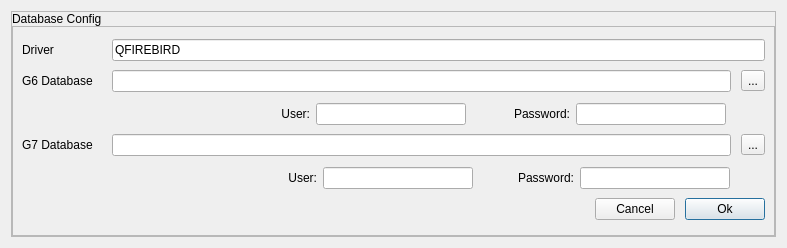
Old version of the form src/RSDatabaseConfig.ui in the repository stslu/rex.
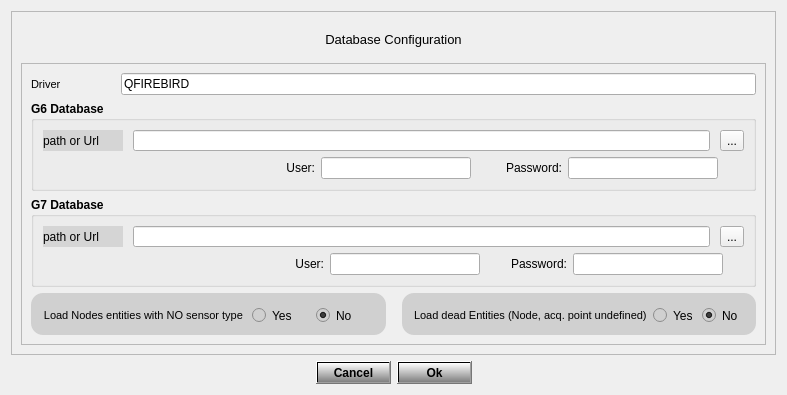
New version of the form.

Commit message: SGP-1062_RexNodes : It is now possible to skip nodes with no ast_type. And also skip dead points (no ap_code or nd_code)

```diff
--- a/src/RSDatabaseConfig.ui
+++ b/src/RSDatabaseConfig.ui
@@ -7,19 +7,19 @@
     <x>0</x>
     <y>0</y>
     <width>787</width>
-    <height>248</height>
+    <height>395</height>
    </rect>
   </property>
   <property name="minimumSize">
    <size>
     <width>787</width>
-    <height>0</height>
+    <height>395</height>
    </size>
   </property>
   <property name="maximumSize">
    <size>
-    <width>16777215</width>
-    <height>248</height>
+    <width>787</width>
+    <height>395</height>
    </size>
   </property>
   <property name="windowTitle">
@@ -30,10 +30,14 @@
 background-color: qlineargradient(x1: 0, y1: 0, x2: 0, y2: 1, stop: 0 white, stop: 1 grey);
 color: black;
 font-weight: bold;
-}font: 9pt;</string>
+}font: 9pt;
+
+QLabel{
+font:  8pt
+}</string>
   </property>
-  <layout class="QGridLayout" name="gridLayout">
-   <item row="0" column="0">
+  <layout class="QVBoxLayout" name="verticalLayout_6">
+   <item>
     <widget class="QFrame" name="m_border">
      <property name="frameShape">
       <enum>QFrame::StyledPanel</enum>
@@ -41,26 +45,25 @@
      <property name="frameShadow">
       <enum>QFrame::Raised</enum>
      </property>
-     <layout class="QGridLayout" name="gridLayout_2" rowstretch="0,1">
-      <property name="leftMargin">
-       <number>0</number>
-      </property>
-      <property name="topMargin">
-       <number>0</number>
-      </property>
-      <property name="rightMargin">
-       <number>0</number>
-      </property>
-      <property name="bottomMargin">
-       <number>0</number>
-      </property>
-      <property name="spacing">
-       <number>0</number>
-      </property>
+     <layout class="QGridLayout" name="gridLayout">
       <item row="0" column="0">
        <widget class="QLabel" name="m_title">
+        <property name="font">
+         <font>
+          <pointsize>10</pointsize>
+          <weight>9</weight>
+          <italic>false</italic>
+          <bold>false</bold>
+         </font>
+        </property>
+        <property name="styleSheet">
+         <string notr="true">font: 75 10pt</string>
+        </property>
         <property name="text">
-         <string>Database Config</string>
+         <string>Database Configuration</string>
+        </property>
+        <property name="alignment">
+         <set>Qt::AlignCenter</set>
         </property>
        </widget>
       </item>
@@ -92,6 +95,9 @@
                <height>16777215</height>
               </size>
              </property>
+             <property name="styleSheet">
+              <string notr="true">font: 75 8pt</string>
+             </property>
              <property name="text">
               <string>Driver</string>
              </property>
@@ -99,6 +105,12 @@
            </item>
            <item>
             <widget class="QLineEdit" name="lineEdit">
+             <property name="minimumSize">
+              <size>
+               <width>0</width>
+               <height>20</height>
+              </size>
+             </property>
              <property name="text">
               <string>QFIREBIRD</string>
              </property>
@@ -110,6 +122,16 @@
           </layout>
          </item>
          <item>
+          <widget class="QGroupBox" name="groupBox_4">
+           <property name="font">
+            <font>
+             <weight>75</weight>
+             <bold>true</bold>
+            </font>
+           </property>
+           <property name="title">
+            <string>G6 Database</string>
+           </property>
           <layout class="QVBoxLayout" name="verticalLayout_2">
            <item>
             <layout class="QHBoxLayout" name="horizontalLayout_2">
@@ -121,7 +143,7 @@
                <property name="minimumSize">
                 <size>
                  <width>80</width>
-                 <height>0</height>
+                  <height>20</height>
                 </size>
                </property>
                <property name="maximumSize">
@@ -130,8 +152,11 @@
                  <height>16777215</height>
                 </size>
                </property>
+                <property name="styleSheet">
+                 <string notr="true">background-color: rgb(213, 213, 213);</string>
+                </property>
                <property name="text">
-                <string>G6 Database </string>
+                 <string>path or Url</string>
                </property>
               </widget>
              </item>
@@ -140,13 +165,19 @@
                <property name="minimumSize">
                 <size>
                  <width>100</width>
-                 <height>0</height>
+                  <height>20</height>
                 </size>
                </property>
               </widget>
              </item>
              <item>
               <widget class="QToolButton" name="m_g6DatabaseButton">
+                <property name="minimumSize">
+                 <size>
+                  <width>0</width>
+                  <height>20</height>
+                 </size>
+                </property>
                <property name="cursor">
                 <cursorShape>PointingHandCursor</cursorShape>
                </property>
@@ -157,22 +188,6 @@
              </item>
             </layout>
            </item>
-           <item>
-            <spacer name="verticalSpacer">
-             <property name="orientation">
-              <enum>Qt::Vertical</enum>
-             </property>
-             <property name="sizeType">
-              <enum>QSizePolicy::Fixed</enum>
-             </property>
-             <property name="sizeHint" stdset="0">
-              <size>
-               <width>20</width>
-               <height>5</height>
-              </size>
-             </property>
-            </spacer>
-           </item>
            <item>
             <layout class="QHBoxLayout" name="horizontalLayout_10">
              <item>
@@ -185,8 +200,8 @@
                </property>
                <property name="sizeHint" stdset="0">
                 <size>
-                 <width>200</width>
-                 <height>20</height>
+                  <width>197</width>
+                  <height>14</height>
                 </size>
                </property>
               </spacer>
@@ -220,7 +235,7 @@
                  <property name="minimumSize">
                   <size>
                    <width>150</width>
-                   <height>0</height>
+                    <height>20</height>
                   </size>
                  </property>
                  <property name="maximumSize">
@@ -262,7 +277,7 @@
                  <property name="minimumSize">
                   <size>
                    <width>150</width>
-                   <height>0</height>
+                    <height>20</height>
                   </size>
                  </property>
                  <property name="maximumSize">
@@ -278,8 +293,19 @@
             </layout>
            </item>
           </layout>
+          </widget>
          </item>
          <item>
+          <widget class="QGroupBox" name="groupBox_3">
+           <property name="font">
+            <font>
+             <weight>75</weight>
+             <bold>true</bold>
+            </font>
+           </property>
+           <property name="title">
+            <string>G7 Database</string>
+           </property>
           <layout class="QVBoxLayout" name="verticalLayout">
            <item>
             <layout class="QHBoxLayout" name="horizontalLayout_3">
@@ -291,7 +317,7 @@
                <property name="minimumSize">
                 <size>
                  <width>80</width>
-                 <height>0</height>
+                  <height>20</height>
                 </size>
                </property>
                <property name="maximumSize">
@@ -300,16 +326,32 @@
                  <height>16777215</height>
                 </size>
                </property>
+                <property name="styleSheet">
+                 <string notr="true">background-color: rgb(213, 213, 213);</string>
+                </property>
                <property name="text">
-                <string>G7 Database</string>
+                 <string>path or Url</string>
                </property>
               </widget>
              </item>
              <item>
-              <widget class="QLineEdit" name="m_g7DatabaseEdit"/>
+               <widget class="QLineEdit" name="m_g7DatabaseEdit">
+                <property name="minimumSize">
+                 <size>
+                  <width>0</width>
+                  <height>20</height>
+                 </size>
+                </property>
+               </widget>
              </item>
              <item>
               <widget class="QToolButton" name="m_g7DatabaseButton">
+                <property name="minimumSize">
+                 <size>
+                  <width>0</width>
+                  <height>20</height>
+                 </size>
+                </property>
                <property name="cursor">
                 <cursorShape>PointingHandCursor</cursorShape>
                </property>
@@ -320,22 +362,6 @@
              </item>
             </layout>
            </item>
-           <item>
-            <spacer name="verticalSpacer_2">
-             <property name="orientation">
-              <enum>Qt::Vertical</enum>
-             </property>
-             <property name="sizeType">
-              <enum>QSizePolicy::Fixed</enum>
-             </property>
-             <property name="sizeHint" stdset="0">
-              <size>
-               <width>20</width>
-               <height>5</height>
-              </size>
-             </property>
-            </spacer>
-           </item>
            <item>
             <layout class="QHBoxLayout" name="horizontalLayout_8">
              <item>
@@ -361,7 +387,7 @@
                  <property name="minimumSize">
                   <size>
                    <width>50</width>
-                   <height>0</height>
+                    <height>20</height>
                   </size>
                  </property>
                  <property name="maximumSize">
@@ -383,7 +409,7 @@
                  <property name="minimumSize">
                   <size>
                    <width>150</width>
-                   <height>0</height>
+                    <height>20</height>
                   </size>
                  </property>
                  <property name="maximumSize">
@@ -403,7 +429,7 @@
                  <property name="minimumSize">
                   <size>
                    <width>50</width>
-                   <height>0</height>
+                    <height>20</height>
                   </size>
                  </property>
                  <property name="maximumSize">
@@ -425,7 +451,7 @@
                  <property name="minimumSize">
                   <size>
                    <width>150</width>
-                   <height>0</height>
+                    <height>20</height>
                   </size>
                  </property>
                  <property name="maximumSize">
@@ -441,25 +467,187 @@
             </layout>
            </item>
           </layout>
+          </widget>
+         </item>
+         <item>
+          <layout class="QHBoxLayout" name="horizontalLayout_13">
+           <item>
+            <widget class="QGroupBox" name="groupBox">
+             <property name="font">
+              <font>
+               <weight>75</weight>
+               <bold>true</bold>
+              </font>
+             </property>
+             <property name="styleSheet">
+              <string notr="true">background-color: rgb(208, 208, 208);
+border-radius:12px</string>
+             </property>
+             <property name="title">
+              <string/>
+             </property>
+             <property name="flat">
+              <bool>false</bool>
+             </property>
+             <layout class="QHBoxLayout" name="horizontalLayout_12">
+              <item>
+               <widget class="QLabel" name="label_4">
+                <property name="styleSheet">
+                 <string notr="true">font: 75 8pt</string>
+                </property>
+                <property name="text">
+                 <string>Load Nodes entities with NO sensor type </string>
+                </property>
+                <property name="textFormat">
+                 <enum>Qt::AutoText</enum>
+                </property>
+                <property name="scaledContents">
+                 <bool>true</bool>
+                </property>
+                <property name="alignment">
+                 <set>Qt::AlignRight|Qt::AlignTrailing|Qt::AlignVCenter</set>
+                </property>
+               </widget>
+              </item>
+              <item>
+               <widget class="QRadioButton" name="loadNodeWithNoAstYes">
+                <property name="text">
+                 <string>Yes</string>
+                </property>
+                <property name="checked">
+                 <bool>false</bool>
+                </property>
+                <attribute name="buttonGroup">
+                 <string notr="true">buttonGroup</string>
+                </attribute>
+               </widget>
+              </item>
+              <item>
+               <widget class="QRadioButton" name="loadNodeWithNoAstNo">
+                <property name="text">
+                 <string>No</string>
+                </property>
+                <property name="checked">
+                 <bool>true</bool>
+                </property>
+                <attribute name="buttonGroup">
+                 <string notr="true">buttonGroup</string>
+                </attribute>
+               </widget>
+              </item>
+             </layout>
+            </widget>
+           </item>
+           <item>
+            <spacer name="horizontalSpacer_4">
+             <property name="orientation">
+              <enum>Qt::Horizontal</enum>
+             </property>
+             <property name="sizeType">
+              <enum>QSizePolicy::Fixed</enum>
+             </property>
+             <property name="sizeHint" stdset="0">
+              <size>
+               <width>10</width>
+               <height>20</height>
+              </size>
+             </property>
+            </spacer>
+           </item>
+           <item>
+            <widget class="QGroupBox" name="groupBox_2">
+             <property name="font">
+              <font>
+               <weight>75</weight>
+               <bold>true</bold>
+              </font>
+             </property>
+             <property name="styleSheet">
+              <string notr="true">background-color: rgb(208, 208, 208);
+border-radius:12px</string>
+             </property>
+             <property name="title">
+              <string/>
+             </property>
+             <property name="alignment">
+              <set>Qt::AlignRight|Qt::AlignTrailing|Qt::AlignVCenter</set>
+             </property>
+             <property name="flat">
+              <bool>false</bool>
+             </property>
+             <layout class="QHBoxLayout" name="horizontalLayout_11">
+              <item>
+               <widget class="QLabel" name="label_5">
+                <property name="styleSheet">
+                 <string notr="true">font: 75 8pt</string>
+                </property>
+                <property name="text">
+                 <string>Load dead Entities (Node, acq. point undefined)</string>
+                </property>
+               </widget>
+              </item>
+              <item>
+               <widget class="QRadioButton" name="loadDeadEntitiesYes">
+                <property name="text">
+                 <string>Yes</string>
+                </property>
+                <property name="checked">
+                 <bool>false</bool>
+                </property>
+                <attribute name="buttonGroup">
+                 <string notr="true">buttonGroup_2</string>
+                </attribute>
+               </widget>
+              </item>
+              <item>
+               <widget class="QRadioButton" name="loadDeadEntitiesNo">
+                <property name="text">
+                 <string>No</string>
+                </property>
+                <property name="checked">
+                 <bool>true</bool>
+                </property>
+                <attribute name="buttonGroup">
+                 <string notr="true">buttonGroup_2</string>
+                </attribute>
+               </widget>
+              </item>
+             </layout>
+            </widget>
+           </item>
+          </layout>
+         </item>
+        </layout>
+        <zorder>m_cancelButton</zorder>
+        <zorder>groupBox</zorder>
+        <zorder>groupBox_2</zorder>
+        <zorder>horizontalSpacer</zorder>
+        <zorder>horizontalSpacer_4</zorder>
+        <zorder>horizontalSpacer_5</zorder>
+        <zorder>groupBox_3</zorder>
+        <zorder>groupBox_4</zorder>
+       </widget>
+      </item>
+     </layout>
+    </widget>
+   </item>
+   <item>
+    <layout class="QHBoxLayout" name="horizontalLayout_14">
+     <item>
+      <spacer name="horizontalSpacer_7">
+       <property name="orientation">
+        <enum>Qt::Horizontal</enum>
+       </property>
+       <property name="sizeHint" stdset="0">
+        <size>
+         <width>40</width>
+         <height>20</height>
+        </size>
+       </property>
+      </spacer>
          </item>
          <item>
           <layout class="QHBoxLayout" name="horizontalLayout_4">
-           <property name="spacing">
-            <number>10</number>
-           </property>
-           <item>
-            <spacer name="horizontalSpacer">
-             <property name="orientation">
-              <enum>Qt::Horizontal</enum>
-             </property>
-             <property name="sizeHint" stdset="0">
-              <size>
-               <width>40</width>
-               <height>20</height>
-              </size>
-             </property>
-            </spacer>
-           </item>
            <item>
             <widget class="QPushButton" name="m_cancelButton">
              <property name="cursor">
@@ -485,11 +673,20 @@
            </item>
           </layout>
          </item>
-        </layout>
-       </widget>
-      </item>
-     </layout>
-    </widget>
+     <item>
+      <spacer name="horizontalSpacer_6">
+       <property name="orientation">
+        <enum>Qt::Horizontal</enum>
+       </property>
+       <property name="sizeHint" stdset="0">
+        <size>
+         <width>40</width>
+         <height>20</height>
+        </size>
+       </property>
+      </spacer>
+     </item>
+    </layout>
    </item>
   </layout>
  </widget>
```
Left out of the diff: 4 changed lines with no effect on the pictures. Lines whose indentation alone changed are shown as unchanged. The commit also changes 12 other files.
